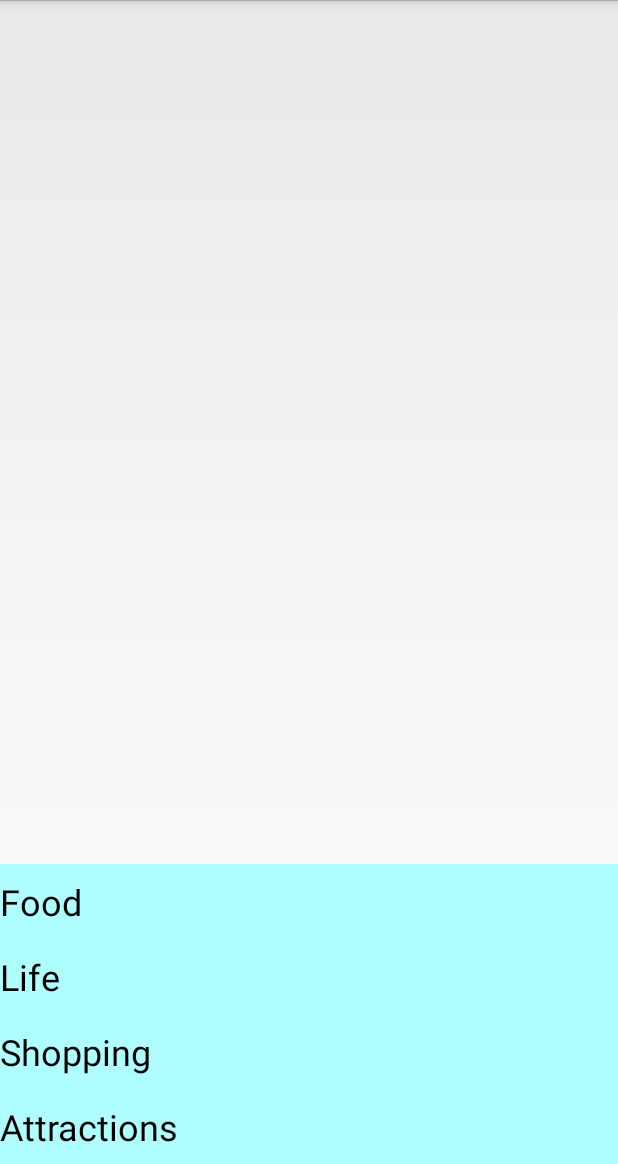
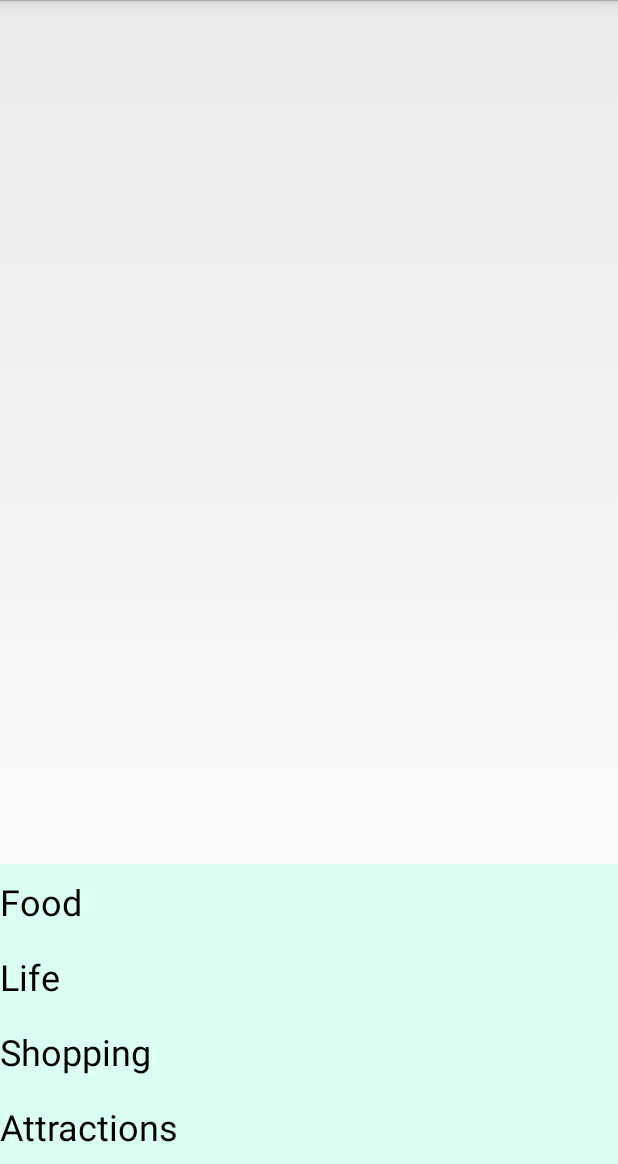
Before and after one commit to jasonscott5391/geo-circuit, an Android app: the layout activity_near_me.xml on its own in the app's theme, with its tools: preview values and no code run, on a phone screen of 412 x 824 dp, the part 72-1236 px from its top. Run offline under Robolectric (Android 15) with nearby library versions, the phone set to English and light mode, and no system bars.

Commit message:
Merge branch 'dev' of https://github.com/NYIT-CSCI455-2014-Fall/geo-circuit into dev

```diff
--- a/GeoCircuit/app/src/main/res/layout/activity_main.xml
+++ b/GeoCircuit/app/src/main/res/layout/activity_main.xml
@@ -10,12 +10,6 @@
         android:layout_width="match_parent"
         android:layout_height="match_parent"
         android:id="@+id/main_layout">
-
-        <!--<fragment xmlns:android="http://schemas.android.com/apk/res/android"-->
-            <!--android:id="@+id/map"-->
-            <!--android:name="com.google.android.gms.maps.MapFragment"-->
-            <!--android:layout_width="match_parent"-->
-            <!--android:layout_height="match_parent" />-->
     </RelativeLayout>
 
 
--- a/GeoCircuit/app/src/main/res/layout/activity_near_me.xml
+++ b/GeoCircuit/app/src/main/res/layout/activity_near_me.xml
@@ -1,68 +1,64 @@
 <?xml version="1.0" encoding="utf-8"?>
 
 <RelativeLayout xmlns:android="http://schemas.android.com/apk/res/android"
-    android:layout_width="match_parent" android:layout_height="match_parent">
-
+    android:layout_width="match_parent"
+    android:layout_height="match_parent">
 
 
     <EditText
+        android:id="@+id/food"
         android:layout_width="wrap_content"
         android:layout_height="wrap_content"
-        android:id="@+id/food"
-        android:text="Food"
-        android:textSize="24dp"
         android:layout_above="@+id/life"
+        android:layout_alignParentEnd="true"
         android:layout_alignParentLeft="true"
+        android:layout_alignParentRight="true"
         android:layout_alignParentStart="true"
-        android:layout_alignParentRight="true"
-        android:layout_alignParentEnd="true"
+        android:height="50dp"
         android:background="#ffdafff3"
-        android:backgroundTint="#ffaefdff"
-        android:height="50dp" />
+        android:text="@string/text_food"
+        android:textSize="24sp" />
 
     <EditText
+        android:id="@+id/life"
         android:layout_width="wrap_content"
         android:layout_height="wrap_content"
-        android:id="@+id/life"
-        android:text="Life"
-        android:textSize="24dp"
         android:layout_above="@+id/shopping"
+        android:layout_alignParentEnd="true"
         android:layout_alignParentLeft="true"
+        android:layout_alignParentRight="true"
         android:layout_alignParentStart="true"
-        android:layout_alignParentRight="true"
-        android:layout_alignParentEnd="true"
+        android:height="50dp"
         android:background="#ffdafff3"
-        android:backgroundTint="#ffaefdff"
-        android:height="50dp" />
+        android:text="@string/text_life"
+        android:textSize="24sp" />
 
     <EditText
+        android:id="@+id/shopping"
         android:layout_width="wrap_content"
         android:layout_height="wrap_content"
-        android:id="@+id/shopping"
-        android:text="Shopping"
         android:layout_above="@+id/attractions"
+        android:layout_alignParentEnd="true"
         android:layout_alignParentLeft="true"
+        android:layout_alignParentRight="true"
         android:layout_alignParentStart="true"
-        android:layout_alignParentRight="true"
-        android:layout_alignParentEnd="true"
-        android:textSize="24dp"
+        android:height="50dp"
         android:background="#ffdafff3"
-        android:backgroundTint="#ffaefdff"
-        android:height="50dp" />
+        android:text="@string/text_shopping"
+        android:textSize="24sp" />
 
     <EditText
+        android:id="@+id/attractions"
         android:layout_width="wrap_content"
         android:layout_height="wrap_content"
-        android:id="@+id/attractions"
-        android:text="Attractions"
         android:layout_alignParentBottom="true"
+        android:layout_alignParentEnd="true"
         android:layout_alignParentLeft="true"
+        android:layout_alignParentRight="true"
         android:layout_alignParentStart="false"
-        android:layout_alignParentRight="true"
-        android:layout_alignParentEnd="true"
+        android:height="50dp"
         android:background="#ffdafff3"
-        android:backgroundTint="#ffaefdff"
-        android:height="50dp"
-        android:textSize="24dp" />
+        android:text="@string/text_attractions"
+        android:textSize="24sp" />
 
 </RelativeLayout>
--- a/GeoCircuit/app/src/main/res/values/strings.xml
+++ b/GeoCircuit/app/src/main/res/values/strings.xml
@@ -14,6 +14,10 @@
     <string name="pref_unit_summary">Units of measurement</string>
     <string name="drawer_open">Open navigation drawer</string>
     <string name="drawer_close">Close navigation drawer</string>
+    <string name="text_food">Food</string>
+    <string name="text_life">Life</string>
+    <string name="text_shopping">Shopping</string>
+    <string name="text_attractions">Attractions</string>
 
    <!-- Strings for testing -->
     <string name="test_circuit_date">10/22/14 </string>
```
Also changed, not shown: 1 other file.
